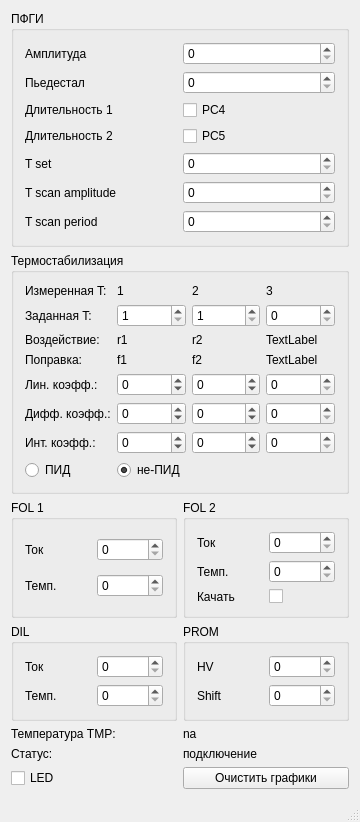
Before: the Qt Designer form botdrmainwindow.ui in budylin/pybotdr, drawn with Qt 5.
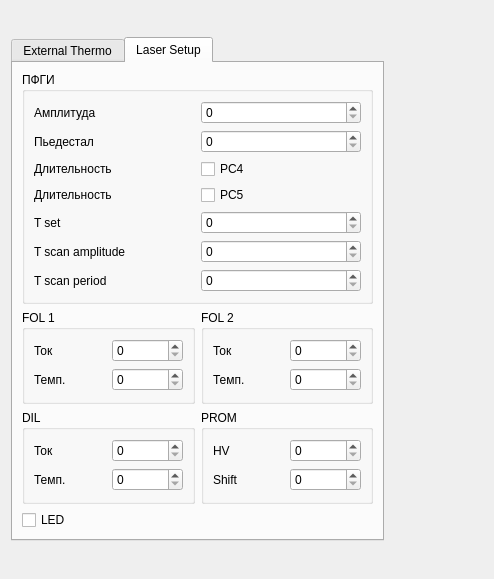
After: the same form once the commit is applied.

Commit message: Make widgets fit on smaller monitors

The edit to the form file:
```diff
--- a/botdrmainwindow.ui
+++ b/botdrmainwindow.ui
@@ -1,207 +1,94 @@
 <?xml version="1.0" encoding="UTF-8"?>
 <ui version="4.0">
- <class>BOTDRMainWindow</class>
- <widget class="QMainWindow" name="BOTDRMainWindow">
+ <class>Form</class>
+ <widget class="QWidget" name="Form">
   <property name="geometry">
    <rect>
     <x>0</x>
     <y>0</y>
-    <width>360</width>
-    <height>748</height>
+    <width>494</width>
+    <height>579</height>
    </rect>
   </property>
-  <property name="sizePolicy">
-   <sizepolicy hsizetype="Maximum" vsizetype="Preferred">
-    <horstretch>0</horstretch>
-    <verstretch>0</verstretch>
-   </sizepolicy>
-  </property>
   <property name="windowTitle">
-   <string>BOTDR control</string>
+   <string>Form</string>
   </property>
-  <widget class="QWidget" name="centralWidget">
-   <layout class="QGridLayout" name="gridLayout">
-    <item row="3" column="1">
-     <widget class="QGroupBox" name="groupBox_2">
-      <property name="title">
-       <string>PROM</string>
-      </property>
-      <layout class="QGridLayout" name="gridLayout_3">
-       <item row="0" column="0">
-        <widget class="QLabel" name="label_6">
-         <property name="text">
-          <string>HV</string>
-         </property>
-        </widget>
-       </item>
-       <item row="1" column="0">
-        <widget class="QLabel" name="label_7">
-         <property name="text">
-          <string>Shift</string>
-         </property>
-        </widget>
-       </item>
-       <item row="0" column="1">
-        <widget class="QSpinBox" name="spinBox_3">
-         <property name="maximum">
-          <number>65535</number>
-         </property>
-         <property name="singleStep">
-          <number>10</number>
-         </property>
-        </widget>
-       </item>
-       <item row="1" column="1">
-        <widget class="QSpinBox" name="spinBox_4">
-         <property name="maximum">
-          <number>65535</number>
-         </property>
-         <property name="singleStep">
-          <number>10</number>
-         </property>
-        </widget>
-       </item>
-      </layout>
-     </widget>
-    </item>
-    <item row="0" column="0" colspan="2">
-     <widget class="QGroupBox" name="groupBox">
-      <property name="minimumSize">
-       <size>
-        <width>0</width>
-        <height>0</height>
-       </size>
-      </property>
-      <property name="title">
-       <string>ПФГИ</string>
-      </property>
-      <layout class="QGridLayout" name="gridLayout_2">
-       <item row="0" column="0">
-        <widget class="QLabel" name="label_2">
-         <property name="text">
-          <string>Амплитуда</string>
-         </property>
-        </widget>
-       </item>
-       <item row="1" column="0">
-        <widget class="QLabel" name="label_3">
-         <property name="text">
-          <string>Пьедестал</string>
-         </property>
-        </widget>
-       </item>
-       <item row="2" column="0">
-        <widget class="QLabel" name="label_4">
-         <property name="text">
-          <string>Длительность 1</string>
-         </property>
-        </widget>
-       </item>
-       <item row="3" column="0">
-        <widget class="QLabel" name="label_5">
-         <property name="text">
-          <string>Длительность 2</string>
-         </property>
-        </widget>
-       </item>
-       <item row="0" column="1">
-        <widget class="QSpinBox" name="spinBox">
-         <property name="maximum">
-          <number>65535</number>
-         </property>
-         <property name="singleStep">
-          <number>10</number>
-         </property>
-         <property name="value">
-          <number>0</number>
-         </property>
-        </widget>
-       </item>
-       <item row="1" column="1">
-        <widget class="QSpinBox" name="spinBox_2">
-         <property name="maximum">
-          <number>65535</number>
-         </property>
-         <property name="singleStep">
-          <number>10</number>
-         </property>
-        </widget>
-       </item>
-       <item row="2" column="1">
-        <widget class="QCheckBox" name="checkBox">
-         <property name="text">
-          <string>PC4</string>
-         </property>
-        </widget>
-       </item>
-       <item row="3" column="1">
-        <widget class="QCheckBox" name="checkBox_2">
-         <property name="text">
-          <string>PC5</string>
-         </property>
-        </widget>
-       </item>
-       <item row="4" column="0">
-        <widget class="QLabel" name="label_10">
-         <property name="text">
-          <string>T set</string>
-         </property>
-        </widget>
-       </item>
-       <item row="4" column="1">
-        <widget class="QSpinBox" name="spinBox_7">
-         <property name="maximum">
-          <number>65535</number>
-         </property>
-        </widget>
-       </item>
-       <item row="5" column="0">
-        <widget class="QLabel" name="label_11">
-         <property name="text">
-          <string>T scan amplitude</string>
-         </property>
-        </widget>
-       </item>
-       <item row="5" column="1">
-        <widget class="QSpinBox" name="PFGI_TscanAmp">
-         <property name="maximum">
-          <number>65535</number>
-         </property>
-         <property name="singleStep">
-          <number>10</number>
-         </property>
-        </widget>
-       </item>
-       <item row="6" column="0">
-        <widget class="QLabel" name="label_25">
-         <property name="text">
-          <string>T scan period</string>
-         </property>
-        </widget>
-       </item>
-       <item row="6" column="1">
-        <widget class="QSpinBox" name="spinBox_TScanPeriod">
-         <property name="maximum">
-          <number>500</number>
-         </property>
-        </widget>
-       </item>
-      </layout>
-     </widget>
-    </item>
-    <item row="6" column="1">
-     <widget class="QPushButton" name="pushButton">
-      <property name="text">
-       <string>Очистить графики</string>
-      </property>
-     </widget>
-    </item>
-    <item row="1" column="0" colspan="2">
+  <layout class="QVBoxLayout" name="verticalLayout">
+   <item>
+    <widget class="QTabWidget" name="tabWidget">
+     <property name="sizePolicy">
+      <sizepolicy hsizetype="Maximum" vsizetype="Maximum">
+       <horstretch>0</horstretch>
+       <verstretch>0</verstretch>
+      </sizepolicy>
+     </property>
+     <property name="currentIndex">
+      <number>1</number>
+     </property>
+     <widget class="QWidget" name="tab">
+      <attribute name="title">
+       <string>External Thermo</string>
+      </attribute>
+      <layout class="QHBoxLayout" name="horizontalLayout">
+       <item>
      <widget class="QGroupBox" name="groupBox_6">
+         <property name="sizePolicy">
+          <sizepolicy hsizetype="Maximum" vsizetype="Maximum">
+           <horstretch>0</horstretch>
+           <verstretch>0</verstretch>
+          </sizepolicy>
+         </property>
       <property name="title">
        <string>Термостабилизация</string>
       </property>
       <layout class="QGridLayout" name="gridLayout_7">
+          <item row="1" column="3">
+           <widget class="QSpinBox" name="spinBox_t3"/>
+          </item>
+          <item row="0" column="3">
+           <widget class="QLabel" name="label_t3">
+            <property name="text">
+             <string>3</string>
+            </property>
+           </widget>
+          </item>
+          <item row="4" column="3">
+           <widget class="QSpinBox" name="spinBox_a3"/>
+          </item>
+          <item row="3" column="3">
+           <widget class="QLabel" name="label_f3">
+            <property name="text">
+             <string>TextLabel</string>
+            </property>
+           </widget>
+          </item>
+          <item row="0" column="0">
+           <widget class="QLabel" name="label_16">
+            <property name="text">
+             <string>Измеренная T:</string>
+            </property>
+           </widget>
+          </item>
+          <item row="6" column="1">
+           <widget class="QSpinBox" name="spinBox_c1">
+            <property name="minimum">
+             <number>-32767</number>
+            </property>
+            <property name="maximum">
+             <number>32767</number>
+            </property>
+           </widget>
+          </item>
+          <item row="5" column="2">
+           <widget class="QSpinBox" name="spinBox_b2">
+            <property name="minimum">
+             <number>-32767</number>
+            </property>
+            <property name="maximum">
+             <number>32767</number>
+            </property>
+           </widget>
+          </item>
        <item row="7" column="1" colspan="2">
         <widget class="QRadioButton" name="radioButton_2">
          <property name="text">
@@ -212,40 +99,6 @@
          </property>
         </widget>
        </item>
-       <item row="1" column="1">
-        <widget class="QSpinBox" name="spinBox_t1">
-         <property name="minimum">
-          <number>1</number>
-         </property>
-         <property name="maximum">
-          <number>65535</number>
-         </property>
-         <property name="singleStep">
-          <number>10</number>
-         </property>
-        </widget>
-       </item>
-       <item row="0" column="0">
-        <widget class="QLabel" name="label_16">
-         <property name="text">
-          <string>Измеренная T:</string>
-         </property>
-        </widget>
-       </item>
-       <item row="1" column="0">
-        <widget class="QLabel" name="label_17">
-         <property name="text">
-          <string>Заданная T:</string>
-         </property>
-        </widget>
-       </item>
-       <item row="2" column="0">
-        <widget class="QLabel" name="label_18">
-         <property name="text">
-          <string>Воздействие:</string>
-         </property>
-        </widget>
-       </item>
        <item row="4" column="0">
         <widget class="QLabel" name="label_20">
          <property name="text">
@@ -253,6 +106,29 @@
          </property>
         </widget>
        </item>
+          <item row="1" column="1">
+           <widget class="QSpinBox" name="spinBox_t1">
+            <property name="minimum">
+             <number>1</number>
+            </property>
+            <property name="maximum">
+             <number>65535</number>
+            </property>
+            <property name="singleStep">
+             <number>10</number>
+            </property>
+           </widget>
+          </item>
+          <item row="4" column="2">
+           <widget class="QSpinBox" name="spinBox_a2">
+            <property name="minimum">
+             <number>-32767</number>
+            </property>
+            <property name="maximum">
+             <number>32767</number>
+            </property>
+           </widget>
+          </item>
        <item row="5" column="0">
         <widget class="QLabel" name="label_21">
          <property name="text">
@@ -260,6 +136,46 @@
          </property>
         </widget>
        </item>
+          <item row="2" column="0">
+           <widget class="QLabel" name="label_18">
+            <property name="text">
+             <string>Воздействие:</string>
+            </property>
+           </widget>
+          </item>
+          <item row="6" column="2">
+           <widget class="QSpinBox" name="spinBox_c2">
+            <property name="minimum">
+             <number>-32767</number>
+            </property>
+            <property name="maximum">
+             <number>32767</number>
+            </property>
+           </widget>
+          </item>
+          <item row="1" column="2">
+           <widget class="QSpinBox" name="spinBox_t2">
+            <property name="minimum">
+             <number>1</number>
+            </property>
+            <property name="maximum">
+             <number>65535</number>
+            </property>
+            <property name="singleStep">
+             <number>10</number>
+            </property>
+           </widget>
+          </item>
+          <item row="5" column="3">
+           <widget class="QSpinBox" name="spinBox_b3"/>
+          </item>
+          <item row="1" column="0">
+           <widget class="QLabel" name="label_17">
+            <property name="text">
+             <string>Заданная T:</string>
+            </property>
+           </widget>
+          </item>
        <item row="6" column="0">
         <widget class="QLabel" name="label_22">
          <property name="text">
@@ -274,13 +190,6 @@
          </property>
         </widget>
        </item>
-       <item row="0" column="1">
-        <widget class="QLabel" name="label_t1">
-         <property name="text">
-          <string>1</string>
-         </property>
-        </widget>
-       </item>
        <item row="0" column="2">
         <widget class="QLabel" name="label_t2">
          <property name="text">
@@ -308,59 +217,6 @@
          </property>
         </widget>
        </item>
-       <item row="4" column="2">
-        <widget class="QSpinBox" name="spinBox_a2">
-         <property name="minimum">
-          <number>-32767</number>
-         </property>
-         <property name="maximum">
-          <number>32767</number>
-         </property>
-        </widget>
-       </item>
-       <item row="5" column="2">
-        <widget class="QSpinBox" name="spinBox_b2">
-         <property name="minimum">
-          <number>-32767</number>
-         </property>
-         <property name="maximum">
-          <number>32767</number>
-         </property>
-        </widget>
-       </item>
-       <item row="6" column="1">
-        <widget class="QSpinBox" name="spinBox_c1">
-         <property name="minimum">
-          <number>-32767</number>
-         </property>
-         <property name="maximum">
-          <number>32767</number>
-         </property>
-        </widget>
-       </item>
-       <item row="6" column="2">
-        <widget class="QSpinBox" name="spinBox_c2">
-         <property name="minimum">
-          <number>-32767</number>
-         </property>
-         <property name="maximum">
-          <number>32767</number>
-         </property>
-        </widget>
-       </item>
-       <item row="1" column="2">
-        <widget class="QSpinBox" name="spinBox_t2">
-         <property name="minimum">
-          <number>1</number>
-         </property>
-         <property name="maximum">
-          <number>65535</number>
-         </property>
-         <property name="singleStep">
-          <number>10</number>
-         </property>
-        </widget>
-       </item>
        <item row="2" column="1">
         <widget class="QLabel" name="label_r1">
          <property name="text">
@@ -375,13 +231,6 @@
          </property>
         </widget>
        </item>
-       <item row="3" column="1">
-        <widget class="QLabel" name="label_f1">
-         <property name="text">
-          <string>f1</string>
-         </property>
-        </widget>
-       </item>
        <item row="3" column="2">
         <widget class="QLabel" name="label_f2">
          <property name="text">
@@ -402,15 +251,6 @@
          </property>
         </widget>
        </item>
-       <item row="1" column="3">
-        <widget class="QSpinBox" name="spinBox_t3"/>
-       </item>
-       <item row="4" column="3">
-        <widget class="QSpinBox" name="spinBox_a3"/>
-       </item>
-       <item row="5" column="3">
-        <widget class="QSpinBox" name="spinBox_b3"/>
-       </item>
        <item row="6" column="3">
         <widget class="QSpinBox" name="spinBox_c3"/>
        </item>
@@ -421,81 +261,14 @@
          </property>
         </widget>
        </item>
-       <item row="3" column="3">
-        <widget class="QLabel" name="label_f3">
+          <item row="3" column="1">
+           <widget class="QLabel" name="label_f1">
          <property name="text">
-          <string>TextLabel</string>
+             <string>f1</string>
          </property>
         </widget>
        </item>
-       <item row="0" column="3">
-        <widget class="QLabel" name="label_t3">
-         <property name="text">
-          <string>3</string>
-         </property>
-        </widget>
-       </item>
-      </layout>
-     </widget>
-    </item>
-    <item row="6" column="0">
-     <widget class="QCheckBox" name="checkBox_3">
-      <property name="text">
-       <string>LED</string>
-      </property>
-     </widget>
-    </item>
-    <item row="3" column="0">
-     <widget class="QGroupBox" name="groupBox_3">
-      <property name="title">
-       <string>DIL</string>
-      </property>
-      <layout class="QGridLayout" name="gridLayout_4">
-       <item row="0" column="0">
-        <widget class="QLabel" name="label_8">
-         <property name="text">
-          <string>Ток</string>
-         </property>
-        </widget>
-       </item>
-       <item row="1" column="0">
-        <widget class="QLabel" name="label_9">
-         <property name="text">
-          <string>Темп.</string>
-         </property>
-        </widget>
-       </item>
-       <item row="0" column="1">
-        <widget class="QSpinBox" name="spinBox_5">
-         <property name="maximum">
-          <number>4095</number>
-         </property>
-         <property name="singleStep">
-          <number>10</number>
-         </property>
-        </widget>
-       </item>
-       <item row="1" column="1">
-        <widget class="QSpinBox" name="spinBox_6">
-         <property name="maximum">
-          <number>65535</number>
-         </property>
-         <property name="singleStep">
-          <number>10</number>
-         </property>
-        </widget>
-       </item>
-      </layout>
-     </widget>
-    </item>
-    <item row="5" column="1">
-     <widget class="QLabel" name="label_status">
-      <property name="text">
-       <string>подключение</string>
-      </property>
-     </widget>
-    </item>
-    <item row="4" column="0">
+          <item row="8" column="0">
      <widget class="QLabel" name="label">
       <property name="sizePolicy">
        <sizepolicy hsizetype="Preferred" vsizetype="Minimum">
@@ -508,7 +281,7 @@
       </property>
      </widget>
     </item>
-    <item row="4" column="1">
+          <item row="8" column="1">
      <widget class="QLabel" name="label_19">
       <property name="sizePolicy">
        <sizepolicy hsizetype="Minimum" vsizetype="Minimum">
@@ -521,8 +294,44 @@
       </property>
      </widget>
     </item>
-    <item row="2" column="1">
+          <item row="8" column="2">
+           <widget class="QLabel" name="label_24">
+            <property name="sizePolicy">
+             <sizepolicy hsizetype="Preferred" vsizetype="Minimum">
+              <horstretch>0</horstretch>
+              <verstretch>0</verstretch>
+             </sizepolicy>
+            </property>
+            <property name="text">
+             <string>Статус:</string>
+            </property>
+           </widget>
+          </item>
+          <item row="8" column="3">
+           <widget class="QLabel" name="label_status">
+            <property name="text">
+             <string>подключение</string>
+            </property>
+           </widget>
+          </item>
+         </layout>
+        </widget>
+       </item>
+      </layout>
+     </widget>
+     <widget class="QWidget" name="tab_2">
+      <attribute name="title">
+       <string>Laser Setup</string>
+      </attribute>
+      <layout class="QGridLayout" name="gridLayout">
+       <item row="1" column="1">
      <widget class="QGroupBox" name="groupBox_5">
+         <property name="sizePolicy">
+          <sizepolicy hsizetype="Preferred" vsizetype="Preferred">
+           <horstretch>0</horstretch>
+           <verstretch>0</verstretch>
+          </sizepolicy>
+         </property>
       <property name="title">
        <string>FOL 2</string>
       </property>
@@ -534,13 +343,6 @@
          </property>
         </widget>
        </item>
-       <item row="2" column="0">
-        <widget class="QLabel" name="label_27">
-         <property name="text">
-          <string>Качать</string>
-         </property>
-        </widget>
-       </item>
        <item row="0" column="0">
         <widget class="QLabel" name="label_14">
          <property name="text">
@@ -548,16 +350,6 @@
          </property>
         </widget>
        </item>
-       <item row="0" column="1">
-        <widget class="QSpinBox" name="spinBox_11">
-         <property name="maximum">
-          <number>65535</number>
-         </property>
-         <property name="singleStep">
-          <number>10</number>
-         </property>
-        </widget>
-       </item>
        <item row="1" column="1">
         <widget class="QSpinBox" name="spinBox_12">
          <property name="maximum">
@@ -568,17 +360,20 @@
          </property>
         </widget>
        </item>
-       <item row="2" column="1">
-        <widget class="QCheckBox" name="FOL2_osc_enabled">
-         <property name="text">
-          <string/>
+          <item row="0" column="1">
+           <widget class="QSpinBox" name="spinBox_11">
+            <property name="maximum">
+             <number>65535</number>
+            </property>
+            <property name="singleStep">
+             <number>10</number>
          </property>
         </widget>
        </item>
       </layout>
      </widget>
     </item>
-    <item row="2" column="0">
+       <item row="1" column="0">
      <widget class="QGroupBox" name="groupBox_4">
       <property name="title">
        <string>FOL 1</string>
@@ -621,24 +416,236 @@
       </layout>
      </widget>
     </item>
-    <item row="5" column="0">
-     <widget class="QLabel" name="label_24">
+       <item row="2" column="0">
+        <widget class="QGroupBox" name="groupBox_3">
+         <property name="title">
+          <string>DIL</string>
+         </property>
+         <layout class="QGridLayout" name="gridLayout_4">
+          <item row="0" column="0">
+           <widget class="QLabel" name="label_8">
+            <property name="text">
+             <string>Ток</string>
+            </property>
+           </widget>
+          </item>
+          <item row="1" column="0">
+           <widget class="QLabel" name="label_9">
+            <property name="text">
+             <string>Темп.</string>
+            </property>
+           </widget>
+          </item>
+          <item row="0" column="1">
+           <widget class="QSpinBox" name="spinBox_5">
+            <property name="maximum">
+             <number>4095</number>
+            </property>
+            <property name="singleStep">
+             <number>10</number>
+            </property>
+           </widget>
+          </item>
+          <item row="1" column="1">
+           <widget class="QSpinBox" name="spinBox_6">
+            <property name="maximum">
+             <number>65535</number>
+            </property>
+            <property name="singleStep">
+             <number>10</number>
+            </property>
+           </widget>
+          </item>
+         </layout>
+        </widget>
+       </item>
+       <item row="2" column="1">
+        <widget class="QGroupBox" name="groupBox_2">
+         <property name="title">
+          <string>PROM</string>
+         </property>
+         <layout class="QGridLayout" name="gridLayout_3">
+          <item row="0" column="0">
+           <widget class="QLabel" name="label_6">
+            <property name="text">
+             <string>HV</string>
+            </property>
+           </widget>
+          </item>
+          <item row="1" column="0">
+           <widget class="QLabel" name="label_7">
+            <property name="text">
+             <string>Shift</string>
+            </property>
+           </widget>
+          </item>
+          <item row="0" column="1">
+           <widget class="QSpinBox" name="spinBox_3">
+            <property name="maximum">
+             <number>65535</number>
+            </property>
+            <property name="singleStep">
+             <number>10</number>
+            </property>
+           </widget>
+          </item>
+          <item row="1" column="1">
+           <widget class="QSpinBox" name="spinBox_4">
+            <property name="maximum">
+             <number>65535</number>
+            </property>
+            <property name="singleStep">
+             <number>10</number>
+            </property>
+           </widget>
+          </item>
+         </layout>
+        </widget>
+       </item>
+       <item row="0" column="0" colspan="2">
+        <widget class="QGroupBox" name="groupBox">
       <property name="sizePolicy">
-       <sizepolicy hsizetype="Preferred" vsizetype="Minimum">
+          <sizepolicy hsizetype="Preferred" vsizetype="Preferred">
         <horstretch>0</horstretch>
         <verstretch>0</verstretch>
        </sizepolicy>
       </property>
+         <property name="minimumSize">
+          <size>
+           <width>0</width>
+           <height>0</height>
+          </size>
+         </property>
+         <property name="title">
+          <string>ПФГИ</string>
+         </property>
+         <layout class="QGridLayout" name="gridLayout_2">
+          <item row="3" column="0">
+           <widget class="QLabel" name="label_5">
       <property name="text">
-       <string>Статус:</string>
+             <string>Длительность</string>
       </property>
      </widget>
     </item>
-   </layout>
-  </widget>
-  <widget class="QStatusBar" name="statusBar"/>
- </widget>
- <layoutdefault spacing="6" margin="11"/>
+          <item row="4" column="1">
+           <widget class="QSpinBox" name="spinBox_7">
+            <property name="maximum">
+             <number>65535</number>
+            </property>
+           </widget>
+          </item>
+          <item row="6" column="0">
+           <widget class="QLabel" name="label_25">
+            <property name="text">
+             <string>T scan period</string>
+            </property>
+           </widget>
+          </item>
+          <item row="6" column="1">
+           <widget class="QSpinBox" name="spinBox_TScanPeriod">
+            <property name="maximum">
+             <number>500</number>
+            </property>
+           </widget>
+          </item>
+          <item row="5" column="0">
+           <widget class="QLabel" name="label_11">
+            <property name="text">
+             <string>T scan amplitude</string>
+            </property>
+           </widget>
+          </item>
+          <item row="0" column="0">
+           <widget class="QLabel" name="label_2">
+            <property name="text">
+             <string>Амплитуда</string>
+            </property>
+           </widget>
+          </item>
+          <item row="3" column="1">
+           <widget class="QCheckBox" name="checkBox_2">
+            <property name="text">
+             <string>PC5</string>
+            </property>
+           </widget>
+          </item>
+          <item row="1" column="0">
+           <widget class="QLabel" name="label_3">
+            <property name="text">
+             <string>Пьедестал</string>
+            </property>
+           </widget>
+          </item>
+          <item row="4" column="0">
+           <widget class="QLabel" name="label_10">
+            <property name="text">
+             <string>T set</string>
+            </property>
+           </widget>
+          </item>
+          <item row="2" column="0">
+           <widget class="QLabel" name="label_4">
+            <property name="text">
+             <string>Длительность</string>
+            </property>
+           </widget>
+          </item>
+          <item row="0" column="1">
+           <widget class="QSpinBox" name="spinBox">
+            <property name="maximum">
+             <number>65535</number>
+            </property>
+            <property name="singleStep">
+             <number>10</number>
+            </property>
+            <property name="value">
+             <number>0</number>
+            </property>
+           </widget>
+          </item>
+          <item row="5" column="1">
+           <widget class="QSpinBox" name="PFGI_TscanAmp">
+            <property name="maximum">
+             <number>65535</number>
+            </property>
+            <property name="singleStep">
+             <number>10</number>
+            </property>
+           </widget>
+          </item>
+          <item row="1" column="1">
+           <widget class="QSpinBox" name="spinBox_2">
+            <property name="maximum">
+             <number>65535</number>
+            </property>
+            <property name="singleStep">
+             <number>10</number>
+            </property>
+           </widget>
+          </item>
+          <item row="2" column="1">
+           <widget class="QCheckBox" name="checkBox">
+            <property name="text">
+             <string>PC4</string>
+            </property>
+           </widget>
+          </item>
+         </layout>
+        </widget>
+       </item>
+       <item row="3" column="0">
+        <widget class="QCheckBox" name="checkBox_3">
+         <property name="text">
+          <string>LED</string>
+         </property>
+        </widget>
+       </item>
+      </layout>
+     </widget>
+    </widget>
+   </item>
+  </layout>
+ </widget>
  <resources/>
  <connections/>
 </ui>
```
Lines whose indentation alone changed are shown as unchanged. The commit also changes 1 other file.
